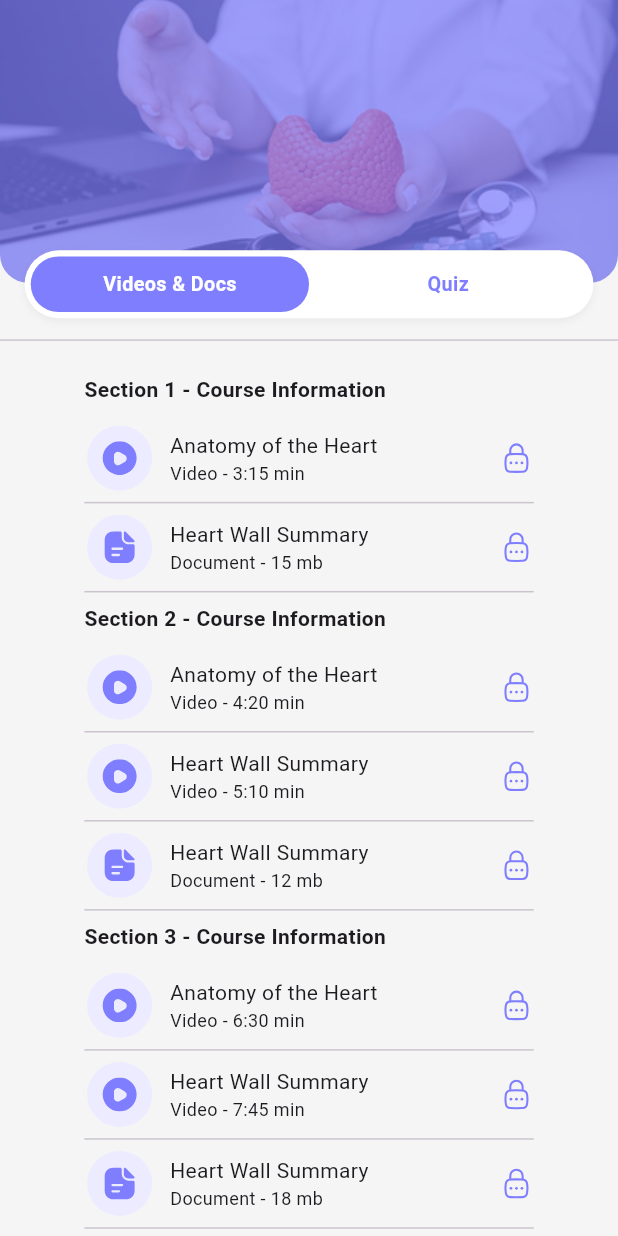
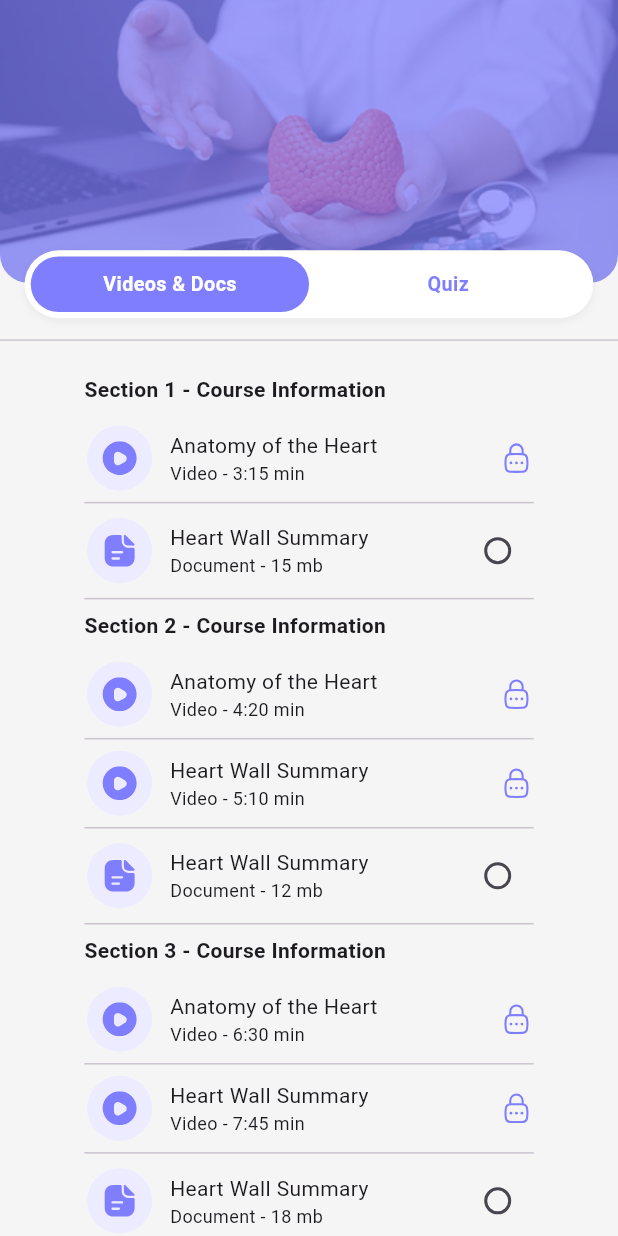
Before and after one commit to jasonapp2244/destine_app, a Flutter app: the screen it shows after launch, on a phone screen of 412 x 824 dp. Run offline on Flutter 3.47's test engine with Material 3 defaults, Android fonts, the phone set to English and light mode, and no system bars; our stand-ins replace flutter_screenutil, flutter_svg, get; missing offline and left inert: responsive_navigation_bar.

Commit message:
course details ui

```diff
--- a/lib/widgets/course_detail_section_card.dart
+++ b/lib/widgets/course_detail_section_card.dart
@@ -46,8 +46,13 @@
                         ],
                       ),
                     ),
-
-                    SvgPicture.asset('assets/icons/change_password.svg'),
+                    lesson.type == LessonType.video
+                        ? SvgPicture.asset('assets/icons/change_password.svg')
+                        : Radio(
+                            value: 0,
+                            groupValue: 'doccument',
+                            onChanged: (v) {},
+                          ),
                   ],
                 ),
               ),
--- a/lib/widgets/custom_role_option_card.dart
+++ b/lib/widgets/custom_role_option_card.dart
@@ -56,6 +56,7 @@
                   child: Icon(Icons.check, size: 12, color: Colors.white),
                 ),
               ),
+
           ],
         ),
       ),
```
